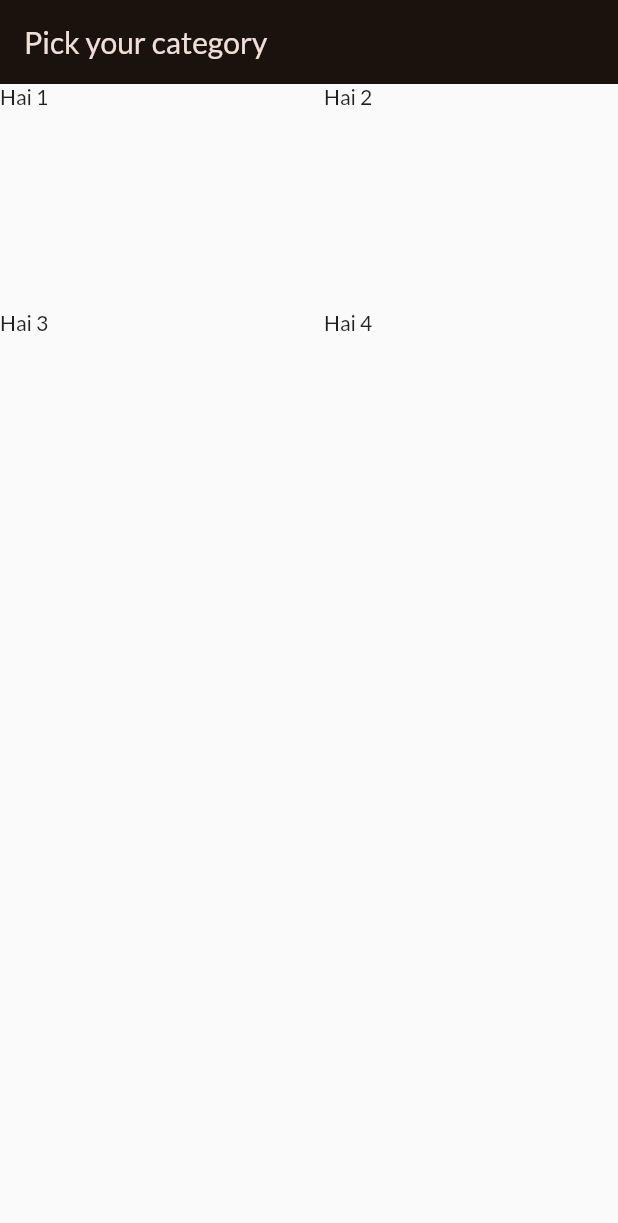
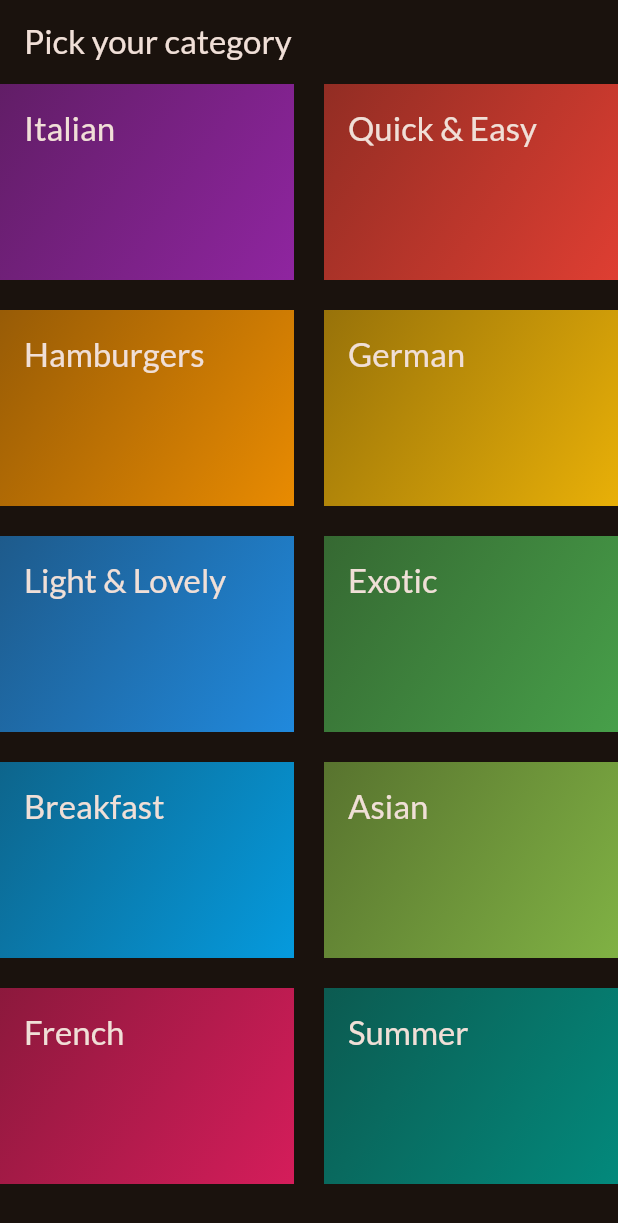
Before and after one commit to siva4github/Flutter, a Flutter app: the screen it shows after launch, on a phone screen of 412 x 824 dp. Shown: the top 1223 px of the screen. Run offline on Flutter 3.47's test engine with Material 2 defaults, Android fonts, the phone set to English and light mode, and no system bars; our stand-ins replace google_fonts.

Commit message:
Created category model, dummy data and design single category display

```diff
--- /dev/null
+++ b/meals_app/lib/data/dummy_data.dart
@@ -0,0 +1,56 @@
+import 'package:flutter/material.dart';
+
+import '../models/category.dart';
+
+const availableCategories = [
+  Category(
+    id: 'c1',
+    title: 'Italian',
+    color: Colors.purple,
+  ),
+  Category(
+    id: 'c2',
+    title: 'Quick & Easy',
+    color: Colors.red,
+  ),
+  Category(
+    id: 'c3',
+    title: 'Hamburgers',
+    color: Colors.orange,
+  ),
+  Category(
+    id: 'c4',
+    title: 'German',
+    color: Colors.amber,
+  ),
+  Category(
+    id: 'c5',
+    title: 'Light & Lovely',
+    color: Colors.blue,
+  ),
+  Category(
+    id: 'c6',
+    title: 'Exotic',
+    color: Colors.green,
+  ),
+  Category(
+    id: 'c7',
+    title: 'Breakfast',
+    color: Colors.lightBlue,
+  ),
+  Category(
+    id: 'c8',
+    title: 'Asian',
+    color: Colors.lightGreen,
+  ),
+  Category(
+    id: 'c9',
+    title: 'French',
+    color: Colors.pink,
+  ),
+  Category(
+    id: 'c10',
+    title: 'Summer',
+    color: Colors.teal,
+  ),
+];
--- a/meals_app/lib/main.dart
+++ b/meals_app/lib/main.dart
@@ -1,8 +1,8 @@
 import 'package:flutter/material.dart';
 import 'package:google_fonts/google_fonts.dart';
-import 'package:meals_app/categories.dart';
+import 'package:meals_app/screens/categories.dart';
 
-final theme = ThemeData().copyWith(
+final theme = ThemeData(
   useMaterial3: true,
   colorScheme: ColorScheme.fromSeed(
       seedColor: const Color.fromARGB(255, 131, 57, 0),
--- /dev/null
+++ b/meals_app/lib/models/category.dart
@@ -0,0 +1,13 @@
+import 'package:flutter/material.dart';
+
+class Category {
+  const Category({
+    required this.id,
+    required this.title,
+    this.color = Colors.orange,
+  });
+
+  final String id;
+  final String title;
+  final Color color;
+}
--- a/meals_app/lib/categories.dart
+++ b/meals_app/lib/screens/categories.dart
@@ -1,4 +1,6 @@
 import 'package:flutter/material.dart';
+import 'package:meals_app/data/dummy_data.dart';
+import 'package:meals_app/widgets/category_grid_item.dart';
 
 class CategoriesScreen extends StatelessWidget {
   const CategoriesScreen({super.key});
@@ -15,11 +17,10 @@
             childAspectRatio: 3 / 2,
             crossAxisSpacing: 20,
             mainAxisSpacing: 20),
-        children: const [
-          Text('Hai 1'),
-          Text('Hai 2'),
-          Text('Hai 3'),
-          Text('Hai 4'),
+        children: [
+          // alternatively can use availableCategories.map((category) => CategoryGridItem(category: category)).toList()
+          for (final category in availableCategories)
+            CategoryGridItem(category: category),
         ],
       ),
     );
--- /dev/null
+++ b/meals_app/lib/widgets/category_grid_item.dart
@@ -0,0 +1,28 @@
+import 'package:flutter/material.dart';
+import 'package:meals_app/models/category.dart';
+
+class CategoryGridItem extends StatelessWidget {
+  const CategoryGridItem({super.key, required this.category});
+
+  final Category category;
+
+  @override
+  Widget build(BuildContext context) {
+    // Container will provide alot of backgroud propeties
+    return Container(
+      padding: const EdgeInsets.all(16),
+      decoration: BoxDecoration(
+        gradient: LinearGradient(colors: [
+          category.color.withOpacity(0.55),
+          category.color.withOpacity(0.9)
+        ], begin: Alignment.topLeft, end: Alignment.bottomRight),
+      ),
+      child: Text(
+        category.title,
+        style: Theme.of(context).textTheme.titleLarge!.copyWith(
+              color: Theme.of(context).colorScheme.onBackground,
+            ),
+      ),
+    );
+  }
+}
```
